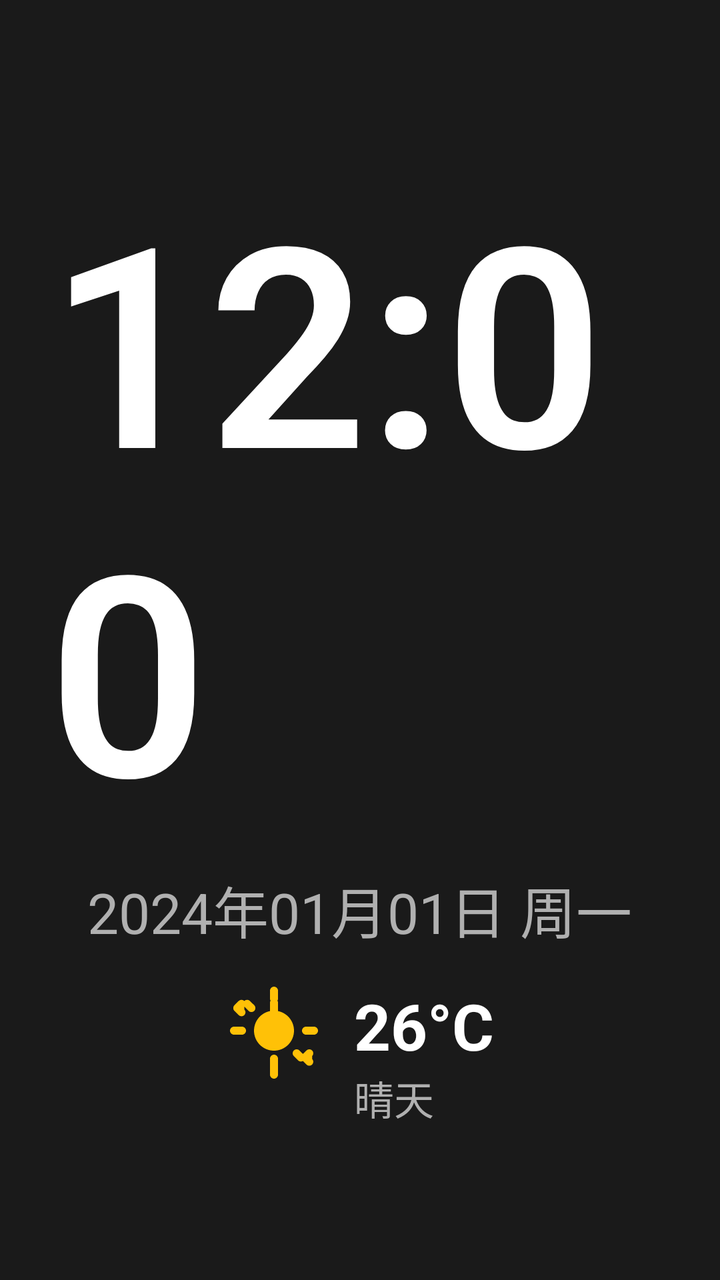
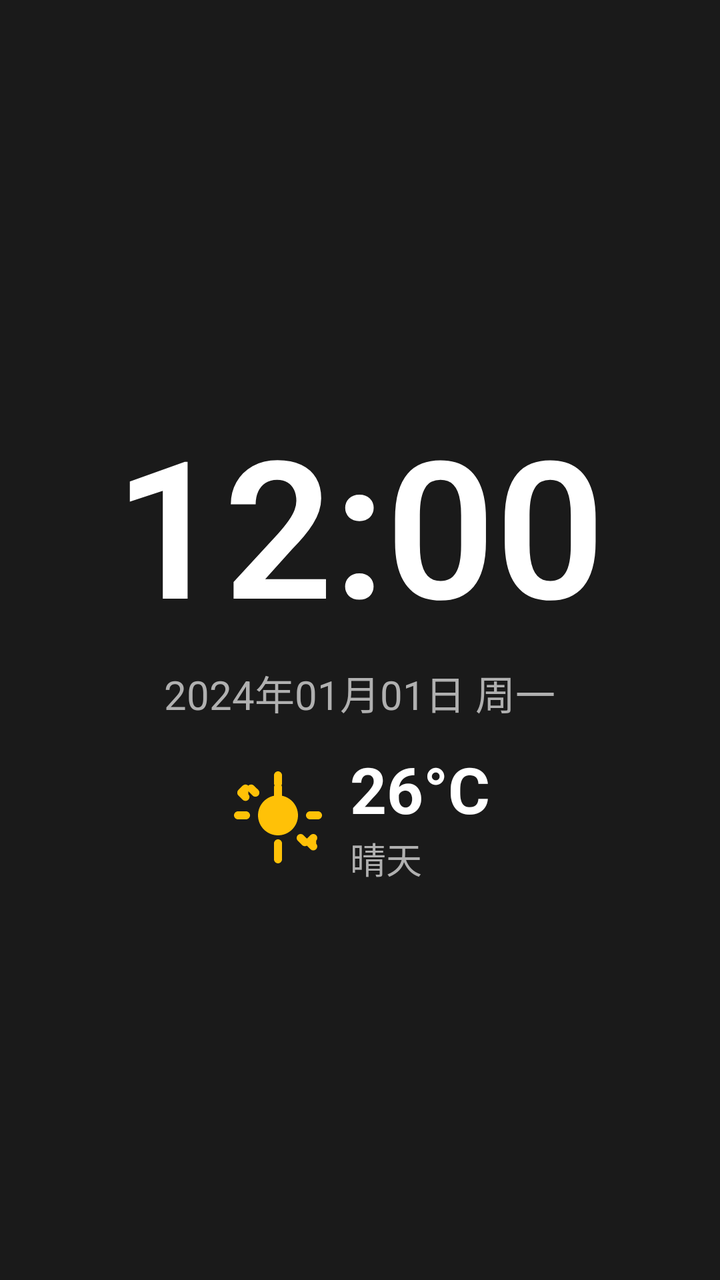

The first picture is an Android layout as it rendered before a commit; the second is the same layout after the commit. The layout source and the unified diff follow.
<!-- AndroidManifest.xml: application theme Theme.CarLauncher -->
<!-- res/layout/view_clock_weather.xml -->
<?xml version="1.0" encoding="utf-8"?>
<LinearLayout xmlns:android="http://schemas.android.com/apk/res/android"
    android:layout_width="match_parent"
    android:layout_height="wrap_content"
    android:gravity="center"
    android:orientation="vertical"
    android:padding="@dimen/padding_large">

    <TextView
        android:id="@+id/clock_time"
        android:layout_width="wrap_content"
        android:layout_height="wrap_content"
        android:text="12:00"
        android:textColor="@color/text_primary"
        android:textSize="140sp"
        android:textStyle="bold"
        android:fontFamily="sans-serif-light" />

    <TextView
        android:id="@+id/clock_date"
        android:layout_width="wrap_content"
        android:layout_height="wrap_content"
        android:text="@string/status_bar_date"
        android:textColor="@color/text_secondary"
        android:textSize="28sp"
        android:layout_marginTop="@dimen/padding_small" />

    <LinearLayout
        android:layout_width="wrap_content"
        android:layout_height="wrap_content"
        android:layout_marginTop="@dimen/padding_medium"
        android:orientation="horizontal">

        <ImageView
            android:id="@+id/weather_icon"
            android:layout_width="48dp"
            android:layout_height="48dp"
            android:src="@drawable/ic_weather_sunny" />

        <LinearLayout
            android:layout_width="wrap_content"
            android:layout_height="wrap_content"
            android:layout_marginLeft="@dimen/padding_medium"
            android:orientation="vertical">

            <TextView
                android:id="@+id/weather_temperature"
                android:layout_width="wrap_content"
                android:layout_height="wrap_content"
                android:text="26°C"
                android:textColor="@color/text_primary"
                android:textSize="32sp"
                android:textStyle="bold" />

            <TextView
                android:id="@+id/weather_description"
                android:layout_width="wrap_content"
                android:layout_height="wrap_content"
                android:text="晴天"
                android:textColor="@color/text_secondary"
                android:textSize="20sp" />
        </LinearLayout>
    </LinearLayout>

</LinearLayout>
<!-- resources referenced by this layout -->
<resources>
  <color name="text_primary">#FFFFFF</color>
  <color name="text_secondary">#B0B0B0</color>
  <dimen name="padding_large">24dp</dimen>
  <dimen name="padding_medium">16dp</dimen>
  <dimen name="padding_small">8dp</dimen>
  <!-- drawable ic_weather_sunny (drawable) -->
  <vector xmlns:android="http://schemas.android.com/apk/res/android"
      android:width="48dp"
      android:height="48dp"
      android:viewportWidth="24"
      android:viewportHeight="24"
      android:tint="@color/accent">
      <path
          android:fillColor="@android:color/white"
          android:pathData="M12,7c-2.76,0-5,2.24-5,5s2.24,5,5,5 5,-2.24,5-5 -2.24,-5-5,-5zM2,13h2c.55,0,1-.45,1-1s-.45-1-1-1H2c-.55,0-1,.45-1,1s.45,1,1,1zm18,0h2c.55,0,1-.45,1-1s-.45-1-1-1h-2c-.55,0-1,.45-1,1s.45,1,1,1zM11,2v2c0,.55.45,1,1,1s1-.45,1-1V2c0-.55-.45-1-1-1s-1,.45-1,1zm0,18v2c0,.55.45,1,1,1s1-.45,1-1v-2c0-.55-.45-1-1-1s-1,.45-1,1zM5.99,4.58a.996.996,0,0,0-1.41,0 .996.996,0,0,0,0,1.41l1.06,1.06c.39.39,1.03.39,1.42,0s.39-1.03,0-1.41L5.99,4.58zm12.37,12.37a.996.996,0,0,0-1.41,0 .996.996,0,0,0,0,1.41l1.06,1.06c.39.39,1.03.39,1.42,0s.39-1.03,0-1.41L18.36,16.95zM12,4c-.55,0-1,.45-1,1v4c0,.55.45,1,1,1s1-.45,1-1V5c0-.55-.45-1-1-1zm0,14c-.55,0-1,.45-1,1v4c0,.55.45,1,1,1s1-.45,1-1v-4c0-.55-.45-1-1-1zM4.58,5.99a.996.996,0,0,0,0-1.41.996.996,0,0,0-1.41,0l-1.06,1.06c-.39.39-.39,1.03,0,1.41l1.06,1.06a.996.996,0,0,0,1.41,0 .996.996,0,0,0,0-1.41L4.58,5.99zm16.95,12.37a.996.996,0,0,0,0-1.41.996.996,0,0,0-1.41,0l-1.06,1.06c-.39.39-.39,1.03,0,1.41l1.06,1.06a.996.996,0,0,0,1.41,0 .996.996,0,0,0,0-1.41L21.53,18.36z"/>
  </vector>
  <string name="status_bar_date">2024年01月01日 周一</string>
  <style name="Theme.CarLauncher" parent="Theme.MaterialComponents.DayNight.NoActionBar">
          <item name="colorPrimary">@color/primary</item>
          <item name="colorPrimaryDark">@color/primary_dark</item>
          <item name="colorAccent">@color/accent</item>
          <item name="android:windowBackground">@color/background_dark</item>
          <item name="android:textColorPrimary">@color/text_primary</item>
          <item name="android:textColorSecondary">@color/text_secondary</item>
          <item name="android:statusBarColor">@color/status_bar_bg</item>
          <item name="android:navigationBarColor">@color/nav_bar_bg</item>
      </style>
  <color name="accent">#FFC107</color>
  <color name="primary">#1E88E5</color>
  <color name="primary_dark">#1565C0</color>
  <color name="background_dark">#1A1A1A</color>
  <color name="status_bar_bg">#0D0D0D</color>
  <color name="nav_bar_bg">#1A1A1A</color>
</resources>

<!-- the commit's change to res/layout/view_clock_weather.xml (unified diff, before → after) -->
@@ -12,7 +12,7 @@
         android:layout_height="wrap_content"
         android:text="12:00"
         android:textColor="@color/text_primary"
-        android:textSize="140sp"
+        android:textSize="96sp"
         android:textStyle="bold"
         android:fontFamily="sans-serif-light" />
 
@@ -22,14 +22,15 @@
         android:layout_height="wrap_content"
         android:text="@string/status_bar_date"
         android:textColor="@color/text_secondary"
-        android:textSize="28sp"
+        android:textSize="20sp"
         android:layout_marginTop="@dimen/padding_small" />
 
     <LinearLayout
         android:layout_width="wrap_content"
         android:layout_height="wrap_content"
         android:layout_marginTop="@dimen/padding_medium"
-        android:orientation="horizontal">
+        android:orientation="horizontal"
+        android:gravity="center_vertical">
 
         <ImageView
             android:id="@+id/weather_icon"
@@ -58,7 +59,7 @@
                 android:layout_height="wrap_content"
                 android:text="晴天"
                 android:textColor="@color/text_secondary"
-                android:textSize="20sp" />
+                android:textSize="18sp" />
         </LinearLayout>
     </LinearLayout>
 
<!-- resource entries referenced after the edit -->
@@ -2,9 +2,9 @@
 <resources>
   <color name="text_primary">#FFFFFF</color>
   <color name="text_secondary">#B0B0B0</color>
-  <dimen name="padding_large">24dp</dimen>
-  <dimen name="padding_medium">16dp</dimen>
-  <dimen name="padding_small">8dp</dimen>
+  <dimen name="padding_large">16dp</dimen>
+  <dimen name="padding_medium">12dp</dimen>
+  <dimen name="padding_small">6dp</dimen>
   <!-- drawable ic_weather_sunny (drawable) -->
   <vector xmlns:android="http://schemas.android.com/apk/res/android"
       android:width="48dp"
